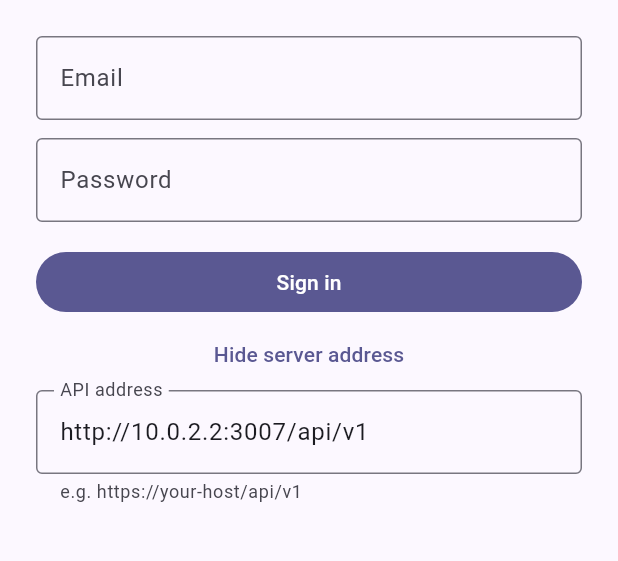
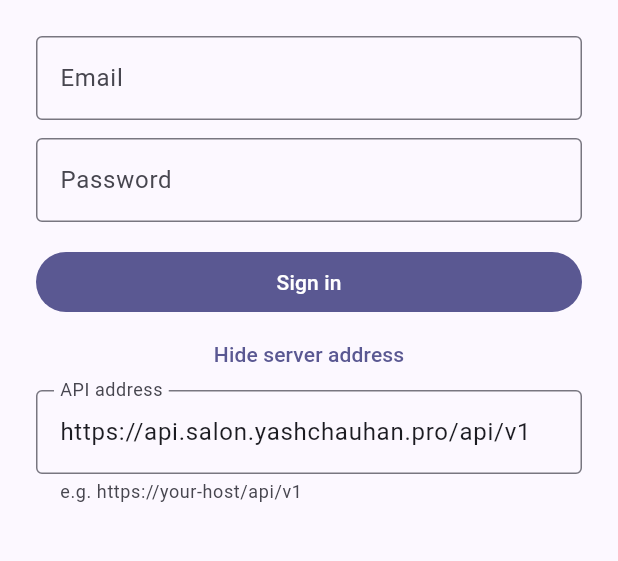
Before and after one commit to Yashchauhan008/salon-os-outlet-app, a Flutter app: the screen it shows after launch, after a tap on "Server address", on a phone screen of 412 x 824 dp, the part 453-1014 px from its top. Run offline on Flutter 3.47's test engine with Material 3 defaults, Android fonts, the phone set to English and light mode, and no system bars; our stand-ins replace shared_preferences.

Commit message:
Point production config at api.salon.yashchauhan.pro and salonos.yashchauhan.pro
Co-Authored-By: Claude Sonnet 5.5 <noreply@anthropic.com>

```diff
--- a/lib/state.dart
+++ b/lib/state.dart
@@ -4,7 +4,7 @@ import 'package:shared_preferences/shared_preferences.dart';
 import 'api.dart';
 
 /// Backend address baked in at build time: --dart-define=API_URL=https://host/api/v1
-const String kDefaultApiUrl = String.fromEnvironment('API_URL', defaultValue: 'http://10.0.2.2:3007/api/v1');
+const String kDefaultApiUrl = String.fromEnvironment('API_URL', defaultValue: 'https://api.salon.yashchauhan.pro/api/v1');
 
 late AppState appState;
 
```
Also changed, not shown: 1 other file.
